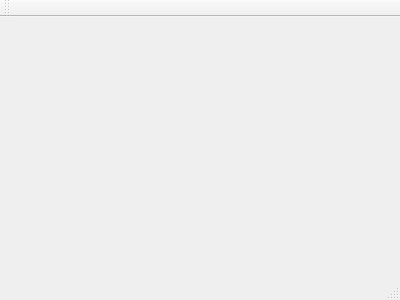
Qt form travelersmainwindow.ui (thea-k/CS1D2018-Project1) before a commit.
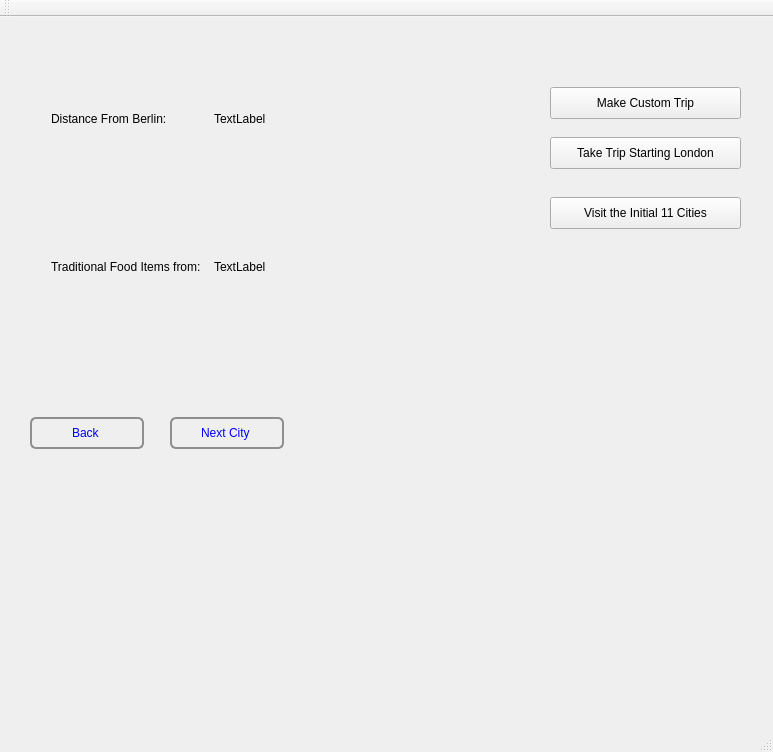
The same form after that commit. The open tabs and pages were chosen to show the change.

Commit message: Displays cities and enables access to their food items

```diff
--- a/travelersmainwindow.ui
+++ b/travelersmainwindow.ui
@@ -1,24 +1,228 @@
 <ui version="4.0">
  <class>TravelersMainWindow</class>
- <widget class="QMainWindow" name="TravelersMainWindow" >
-  <property name="geometry" >
+ <widget class="QMainWindow" name="TravelersMainWindow">
+  <property name="geometry">
    <rect>
     <x>0</x>
     <y>0</y>
-    <width>400</width>
-    <height>300</height>
+    <width>773</width>
+    <height>752</height>
    </rect>
   </property>
   <property name="windowTitle" >
    <string>TravelersMainWindow</string>
   </property>
-  <widget class="QMenuBar" name="menuBar" />
-  <widget class="QToolBar" name="mainToolBar" />
-  <widget class="QWidget" name="centralWidget" />
-  <widget class="QStatusBar" name="statusBar" />
+  <property name="styleSheet">
+   <string notr="true"/>
+  </property>
+  <widget class="QWidget" name="centralWidget">
+   <widget class="QStackedWidget" name="stackedWidget">
+    <property name="geometry">
+     <rect>
+      <x>10</x>
+      <y>10</y>
+      <width>451</width>
+      <height>571</height>
+     </rect>
+    </property>
+    <property name="styleSheet">
+     <string notr="true">QPushButton { 
+color: blue; 
+ padding-top: 5px;
+ padding-right: 5px;
+ padding-bottom: 5px;
+ padding-left: 5px;
+border: 2px solid #8f8f91;
+border-radius: 6px;
+ background-color: qlineargradient(x1: 0, y1: 0, x2: 0, y2: 1,
+                                      stop: 0 #f6f7fa, stop: 1 #dadbde);
+min-width: 80px;
+
+}
+
+
+ </string>
+    </property>
+    <property name="currentIndex">
+     <number>0</number>
+    </property>
+    <widget class="QWidget" name="page">
+     <widget class="QWidget" name="layoutWidget">
+      <property name="geometry">
+       <rect>
+        <x>40</x>
+        <y>10</y>
+        <width>361</width>
+        <height>541</height>
+       </rect>
+      </property>
+      <layout class="QVBoxLayout" name="verticalLayout_2">
+       <item>
+        <widget class="QLabel" name="label_2">
+         <property name="styleSheet">
+          <string notr="true">text: center;
+</string>
+         </property>
+         <property name="text">
+          <string>                                European Cities </string>
+         </property>
+        </widget>
+       </item>
+       <item>
+        <layout class="QGridLayout" name="gridLayout_cities"/>
+       </item>
+      </layout>
+     </widget>
+    </widget>
+    <widget class="QWidget" name="page_2">
+     <widget class="QWidget" name="layoutWidget">
+      <property name="geometry">
+       <rect>
+        <x>30</x>
+        <y>10</y>
+        <width>341</width>
+        <height>311</height>
+       </rect>
+      </property>
+      <layout class="QVBoxLayout" name="verticalLayout">
+       <item>
+        <layout class="QHBoxLayout" name="horizontalLayout">
+         <item>
+          <layout class="QVBoxLayout" name="verticalLayout_3">
+           <item>
+            <layout class="QHBoxLayout" name="horizontalLayout_3">
+             <item>
+              <widget class="QLabel" name="label">
+               <property name="text">
+                <string>Distance From Berlin: </string>
+               </property>
+              </widget>
+             </item>
+             <item>
+              <widget class="QLabel" name="distanceLabel">
+               <property name="text">
+                <string>TextLabel</string>
+               </property>
+              </widget>
+             </item>
+            </layout>
+           </item>
+           <item>
+            <layout class="QHBoxLayout" name="horizontalLayout_2">
+             <item>
+              <widget class="QLabel" name="label_3">
+               <property name="text">
+                <string>Traditional Food Items from: </string>
+               </property>
+              </widget>
+             </item>
+             <item>
+              <widget class="QLabel" name="cityLabel">
+               <property name="text">
+                <string>TextLabel</string>
+               </property>
+              </widget>
+             </item>
+            </layout>
+           </item>
+          </layout>
+         </item>
+        </layout>
+       </item>
+       <item>
+        <layout class="QGridLayout" name="gridLayout_items"/>
+       </item>
+      </layout>
+     </widget>
+     <widget class="QPushButton" name="pb_back">
+      <property name="geometry">
+       <rect>
+        <x>20</x>
+        <y>390</y>
+        <width>114</width>
+        <height>32</height>
+       </rect>
+      </property>
+      <property name="text">
+       <string>Back </string>
+      </property>
+     </widget>
+     <widget class="QPushButton" name="pb_NextCity">
+      <property name="geometry">
+       <rect>
+        <x>160</x>
+        <y>390</y>
+        <width>114</width>
+        <height>32</height>
+       </rect>
+      </property>
+      <property name="text">
+       <string>Next City </string>
+      </property>
+     </widget>
+    </widget>
+   </widget>
+   <widget class="QPushButton" name="pushButton_2">
+    <property name="geometry">
+     <rect>
+      <x>550</x>
+      <y>120</y>
+      <width>191</width>
+      <height>32</height>
+     </rect>
+    </property>
+    <property name="text">
+     <string>Take Trip Starting London</string>
+    </property>
+   </widget>
+   <widget class="QPushButton" name="pushButton_3">
+    <property name="geometry">
+     <rect>
+      <x>550</x>
+      <y>180</y>
+      <width>191</width>
+      <height>32</height>
+     </rect>
+    </property>
+    <property name="text">
+     <string>Visit the Initial 11 Cities</string>
+    </property>
+   </widget>
+   <widget class="QPushButton" name="pushButton_4">
+    <property name="geometry">
+     <rect>
+      <x>550</x>
+      <y>70</y>
+      <width>191</width>
+      <height>32</height>
+     </rect>
+    </property>
+    <property name="text">
+     <string>Make Custom Trip</string>
+    </property>
+   </widget>
+  </widget>
+  <widget class="QMenuBar" name="menuBar">
+   <property name="geometry">
+    <rect>
+     <x>0</x>
+     <y>0</y>
+     <width>773</width>
+     <height>22</height>
+    </rect>
+   </property>
+  </widget>
+  <widget class="QToolBar" name="mainToolBar">
+   <attribute name="toolBarArea">
+    <enum>TopToolBarArea</enum>
+   </attribute>
+   <attribute name="toolBarBreak">
+    <bool>false</bool>
+   </attribute>
+  </widget>
+  <widget class="QStatusBar" name="statusBar"/>
  </widget>
- <layoutDefault spacing="6" margin="11" />
- <pixmapfunction></pixmapfunction>
+ <layoutdefault spacing="6" margin="11"/>
  <resources/>
  <connections/>
 </ui>
```
Left out of the diff: 3 changed lines with no effect on the pictures. The commit also changes 7 other files.
